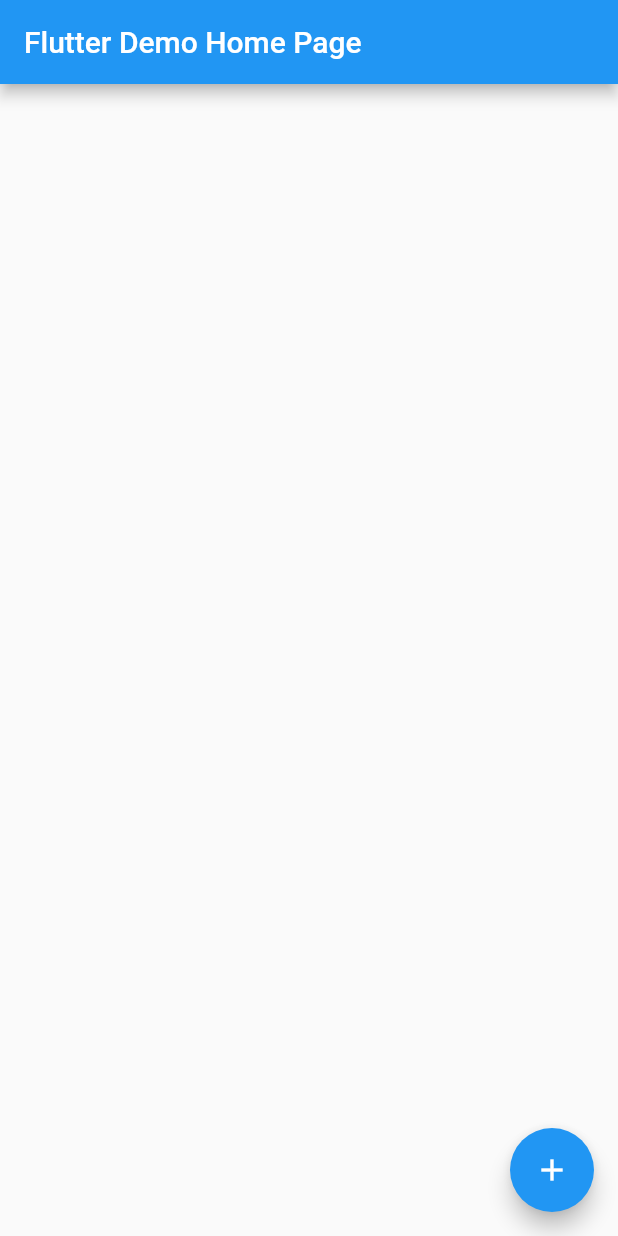
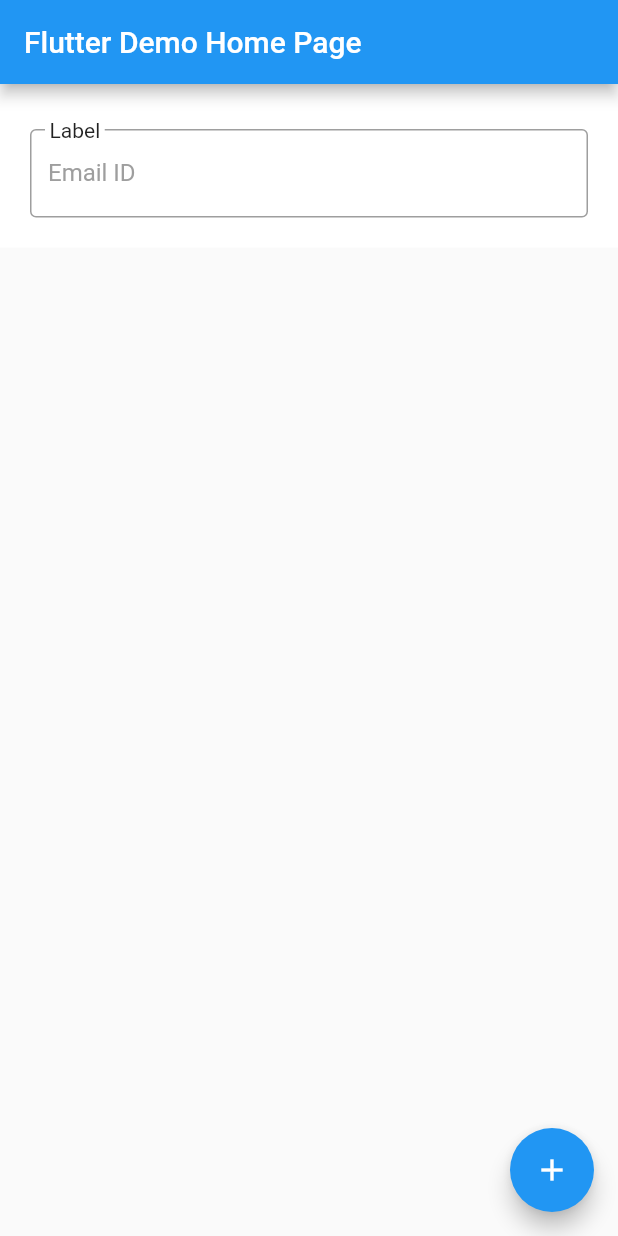
Before and after one commit to turlvo/stackoverflow, a Flutter app: the screen it shows after launch, on a phone screen of 412 x 824 dp. Run offline on Flutter 3.47's test engine with Material 2 defaults, Android fonts, the phone set to English and light mode, and no system bars.

Commit message:
resolve 63717533

```diff
--- a/lib/main.dart
+++ b/lib/main.dart
@@ -49,6 +49,36 @@ class _MyHomePageState extends State<MyHomePage> {
   }
 
   Widget _buildBody() {
-    return Container();
+    return Container(
+      decoration: BoxDecoration(color: Colors.white),
+      padding: new EdgeInsets.all(20.0),
+      child: Stack(
+        children: <Widget>[
+          Container(
+            margin: EdgeInsets.only(top: 10),
+            child: TextField(
+              textAlign: TextAlign.center,
+              decoration: InputDecoration(
+                labelText: "Email ID",
+                labelStyle: TextStyle(
+                  color: Colors.grey,
+                ),
+                border: OutlineInputBorder(),
+                focusedBorder: OutlineInputBorder(),
+              ),
+            ),
+          ),
+          Positioned(
+            left: 10,
+            top: 3,
+            child: Container(
+              padding: EdgeInsets.symmetric(horizontal: 3),
+              color: Colors.white,
+              child: Text('Label'),
+            ),
+          )
+        ],
+      ),
+    );
   }
 }
```
